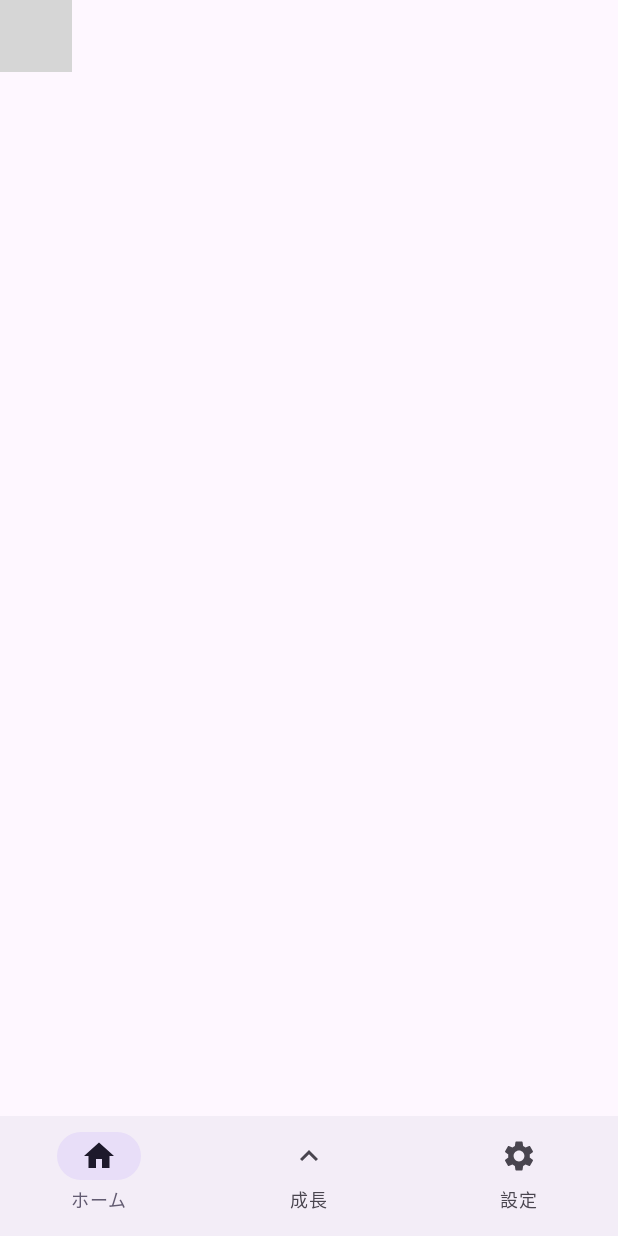
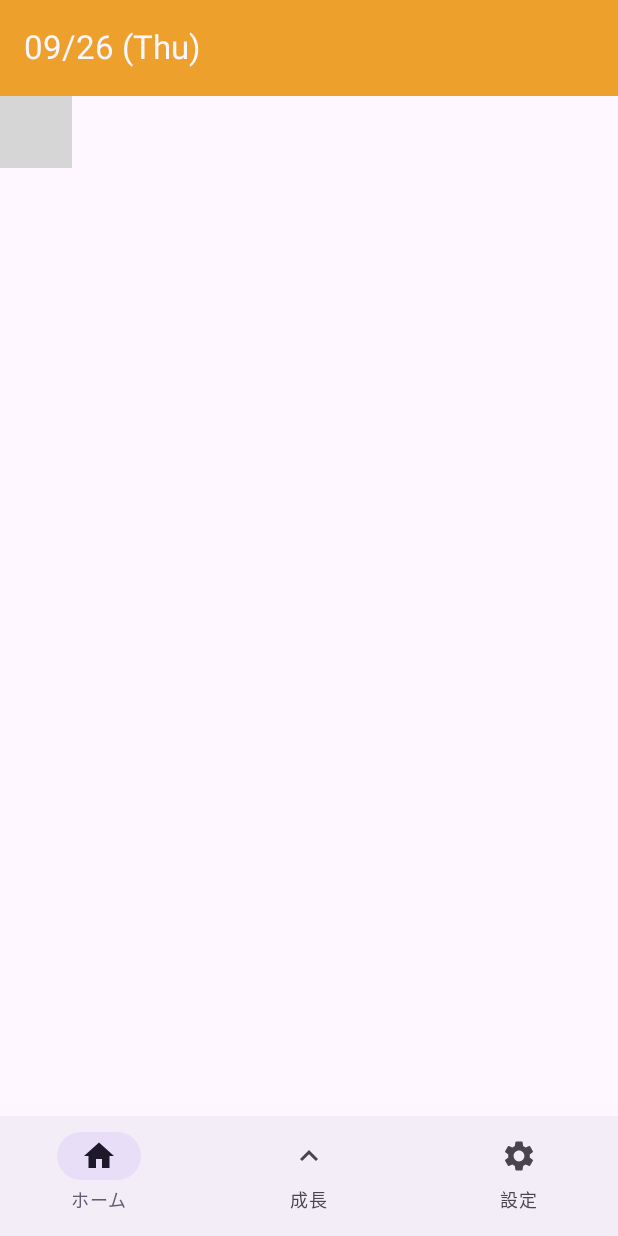
Before and after one commit to NID-kt/toryumon-team-f, an Android app built with Jetpack Compose: the screen it shows after launch (MainActivity), on a phone screen of 412 x 824 dp. Run offline under Robolectric (Android 15) with nearby library versions, the phone set to English and light mode, and no system bars; libraries missing offline, so code that uses them is left out: io.github.sceneview, io.github.sceneview.math, io.github.sceneview.node, io.github.sceneview.rememberCameraNode, io.github.sceneview.rememberEngine and 3 more; 5 statements that could not run were skipped; grey boxes are pictures that could not be loaded.

Commit message:
トップバーの表示

```diff
--- a/app/src/main/java/com/example/runningavater/home/HomeScreen.kt
+++ b/app/src/main/java/com/example/runningavater/home/HomeScreen.kt
@@ -1,8 +1,63 @@
 package com.example.runningavater.home
 
+import androidx.compose.foundation.layout.Box
+import androidx.compose.foundation.layout.padding
+import androidx.compose.material3.ExperimentalMaterial3Api
+import androidx.compose.material3.MaterialTheme
+import androidx.compose.material3.Scaffold
+import androidx.compose.material3.Text
+import androidx.compose.material3.TopAppBar
+import androidx.compose.material3.TopAppBarDefaults
 import androidx.compose.runtime.Composable
+import androidx.compose.runtime.LaunchedEffect
+import androidx.compose.runtime.mutableStateOf
+import androidx.compose.runtime.remember
+import androidx.compose.ui.Modifier
+import com.example.runningavater.ui.theme.NuclearMango
+import java.text.SimpleDateFormat
+import java.util.Date
+import java.util.Locale
 
+@OptIn(ExperimentalMaterial3Api::class)
 @Composable
 fun HomeScreen() {
-    Bear3D(assetFileLocation = "fatBear.glb")
+
+    // 現在の日付と曜日を保持するState
+    val currentDate = remember { mutableStateOf(getCurrentDate()) }
+
+    // 日時を更新するためのLaunchedEffect
+    LaunchedEffect(Unit) {
+        while (true) {
+            currentDate.value = getCurrentDate()
+            kotlinx.coroutines.delay(60000L) // 1分ごとに更新
+        }
+    }
+    Scaffold(
+        topBar = {//ヘッダーの表示
+            TopAppBar(
+                colors = TopAppBarDefaults.topAppBarColors(
+                    containerColor = NuclearMango,
+                    titleContentColor = MaterialTheme.colorScheme.background,
+                ),
+                title = {
+                    // 日付と曜日を表示
+                    Text(text = currentDate.value)
+                }
+            )
+
+        },
+    ) {
+        Box(Modifier.padding(it)) {
+            Bear3D(assetFileLocation = "fatBear.glb")
+        }
+    }
+
 }
+
+// 現在の日付と曜日を取得する関数
+//トップバーで使ってます
+fun getCurrentDate(): String {
+    // 日付と曜日をフォーマットする（例：09/11 (Wed)）
+    val dateFormat = SimpleDateFormat("MM/dd (E)", Locale.getDefault())
+    return dateFormat.format(Date())
+}
```
